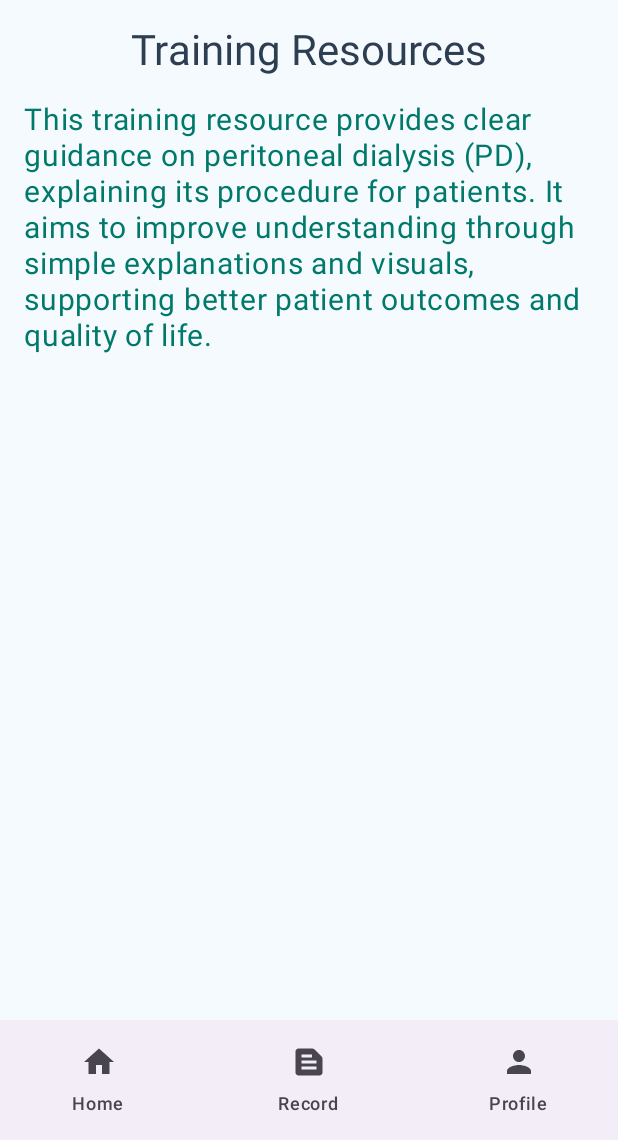
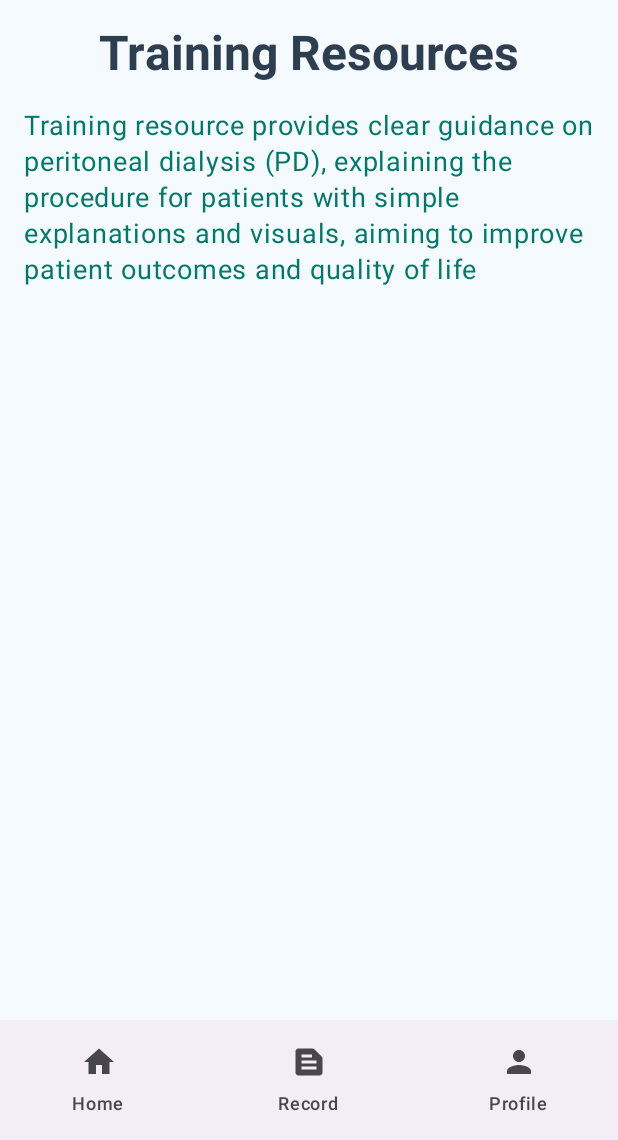
Before and after one commit to eightus/ITP-Peritoneal-Dialysis, an Android app built with Jetpack Compose: the training screen opened through its navigation route, on a phone screen of 412 x 824 dp, the part 96-1236 px from its top. Run offline under Robolectric (Android 15) with nearby library versions, the phone set to English and light mode, and no system bars; our stand-ins replace Dagger/Hilt's generated code, Firebase (no records; nobody signed in at launch, a user with empty details on screens opened directly); libraries missing offline, so code that uses them is left out: com.pierfrancescosoffritti.androidyoutubeplayer.

Commit message:
updated resource page
updated resource page

```diff
--- a/app/src/main/java/com/itp/pdbuddy/ui/screen/TrainingScreen.kt
+++ b/app/src/main/java/com/itp/pdbuddy/ui/screen/TrainingScreen.kt
@@ -18,6 +18,7 @@ import androidx.compose.ui.Modifier
 import androidx.compose.ui.draw.clip
 import androidx.compose.ui.platform.LocalContext
 import androidx.compose.ui.platform.LocalLifecycleOwner
+import androidx.compose.ui.text.font.FontWeight
 import androidx.compose.ui.unit.dp
 import androidx.compose.ui.unit.sp
 import androidx.compose.ui.viewinterop.AndroidView
@@ -44,29 +45,32 @@ fun TrainingScreen(navController: NavHostController, resourcesViewModel: Resourc
         ) {
             Text(
                 text = "Training Resources",
-                style = MaterialTheme.typography.headlineMedium
+                style = MaterialTheme.typography.headlineLarge,
+                fontWeight = FontWeight.Bold
             )
             Spacer(modifier = Modifier.height(16.dp))
             Text (
-                text = "This training resource provides clear guidance on peritoneal dialysis (PD), " +
-                        "explaining its procedure" + " for patients. It aims to improve understanding through simple explanations and visuals," +
-                        " supporting better patient outcomes and quality of life.",
-                fontSize = 20.sp,
+                text = "Training resource provides clear guidance on peritoneal dialysis (PD), " +
+                        "explaining the procedure for patients with simple explanations and visuals, " +
+                        "aiming to improve patient outcomes and quality of life",
+                fontSize = 18.sp,
                 color = PDBuddyTheme.customColors.strongTextColor
             )
-            Spacer(modifier = Modifier.height(16.dp))
+            Spacer(modifier = Modifier.height(30.dp))
             resources.filter { it.type == "training" }.forEach { resource ->
                 Button(
                     onClick = { selectedResource = resource },
                     shape = RoundedCornerShape(50),
                     modifier = Modifier.fillMaxWidth()
+                        .height(85.dp)
                 ) {
                     Text(
                         text = resource.title,
-                        style = MaterialTheme.typography.titleLarge
+                        style = MaterialTheme.typography.titleMedium,
+                        fontSize = 21.sp
                     )
                 }
-                Spacer(modifier = Modifier.height(8.dp))
+                Spacer(modifier = Modifier.height(20.dp))
             }
 
             if (selectedResource != null) {
```
Also changed, not shown: app/src/main/java/com/itp/pdbuddy/ui/screen/AdditionalMaterialScreen.kt (+10 -6 lines), app/src/main/java/com/itp/pdbuddy/ui/screen/DietScreen.kt (+8 -5 lines), app/src/main/java/com/itp/pdbuddy/ui/screen/ResourcesScreen.kt (+7 -3 lines).
